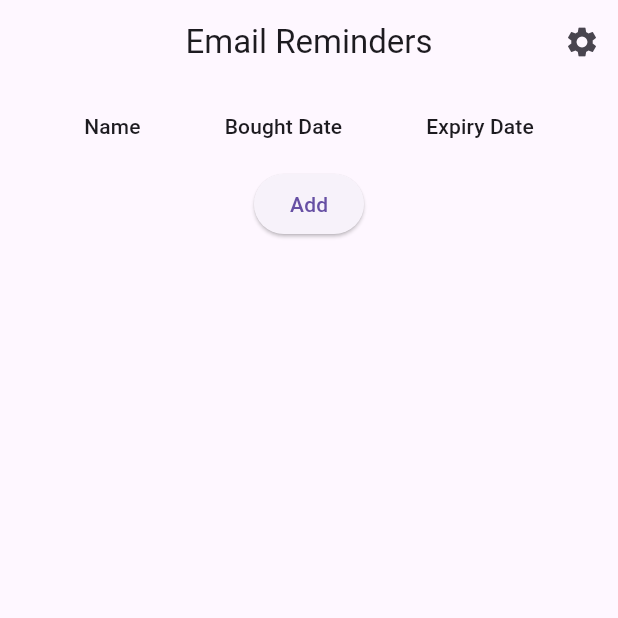
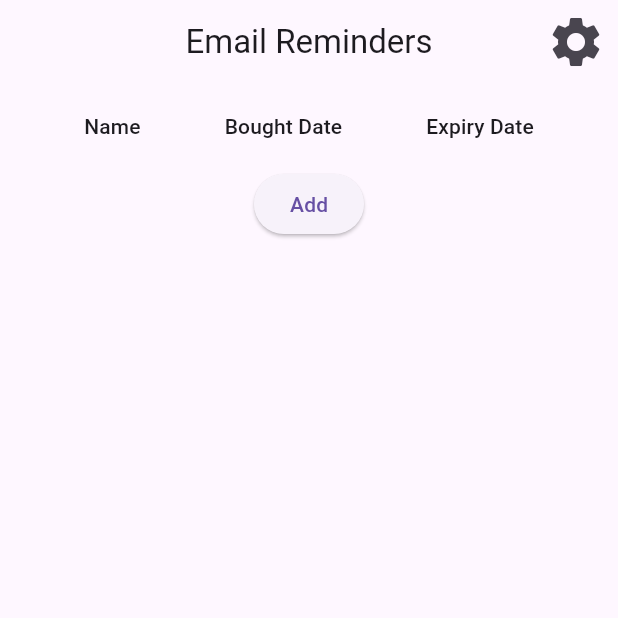
Before and after one commit to thisorthat12/EmailReminder, a Flutter app: the screen it shows after launch, on a phone screen of 412 x 824 dp, the top half of it. Run offline on Flutter 3.47's test engine with Material 3 defaults, Android fonts, the light colour scheme and no system bars; our stand-ins replace isar, jiffy; accounts and stored records are empty; generated files the repository leaves out were written again.

```diff
--- a/email_reminder/lib/display.dart
+++ b/email_reminder/lib/display.dart
@@ -42,7 +42,7 @@ class _DisplayState extends State<Display> {
               ),
             );
           },
-          icon: Icon(Icons.settings))
+          icon: Icon(Icons.settings, size: 40,))
         ],
       ),
       body: FutureBuilder(
```
Also changed, not shown: 1 other file.
